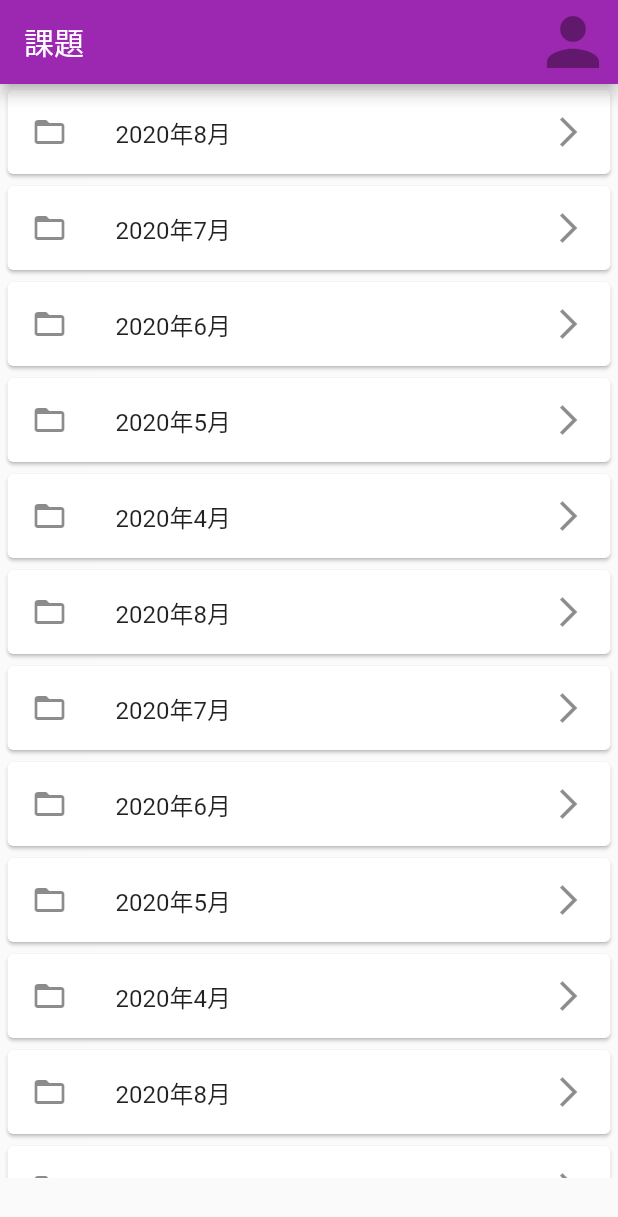
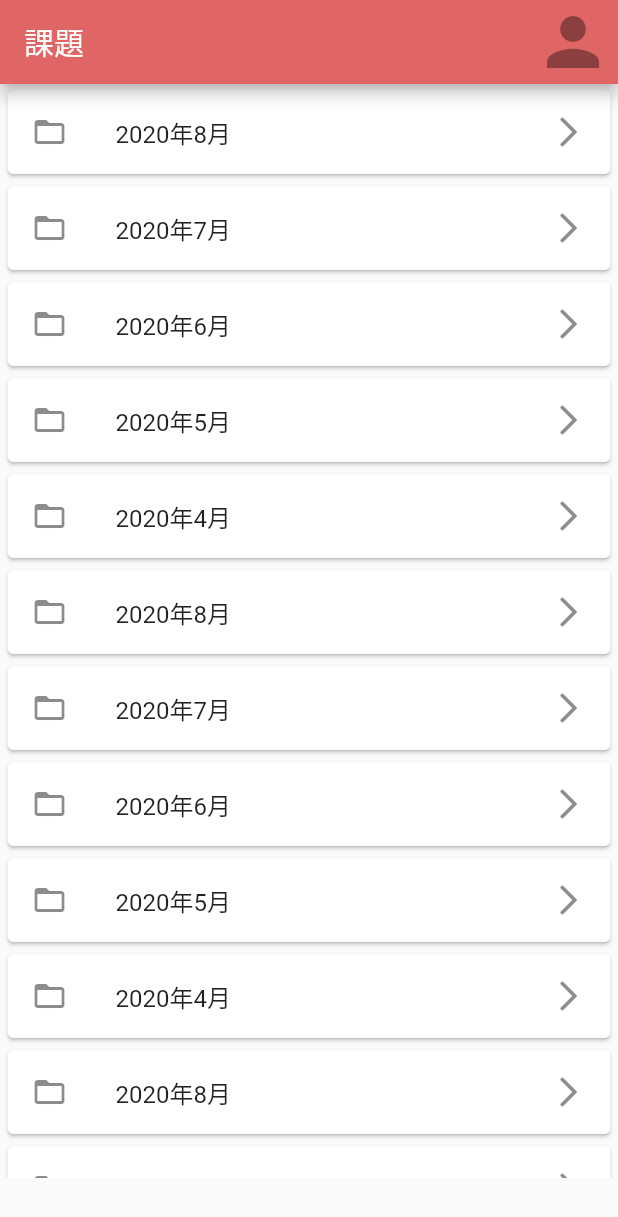
Before and after one commit to nord2sudjp/jumpin, a Flutter app: the screen it shows after launch, on a phone screen of 412 x 824 dp. Shown: the top 1217 px of the screen. Run offline on Flutter 3.47's test engine with Material 2 defaults, Android fonts, the phone set to English and light mode, and no system bars; Roboto replaces fonts that are missing (OpenSans).

Commit message:
import material color

```diff
--- a/lib/main.dart
+++ b/lib/main.dart
@@ -9,13 +9,36 @@ void main() {
 }
 
 class MyApp extends StatelessWidget {
+  static const MaterialColor mcgpalette0 =
+      MaterialColor(_mcgpalette0PrimaryValue, <int, Color>{
+    50: Color(0xFFFBEDED),
+    100: Color(0xFFF6D1D1),
+    200: Color(0xFFF0B3B3),
+    300: Color(0xFFE99494),
+    400: Color(0xFFE57D7D),
+    500: Color(_mcgpalette0PrimaryValue),
+    600: Color(0xFFDC5E5E),
+    700: Color(0xFFD85353),
+    800: Color(0xFFD34949),
+    900: Color(0xFFCB3838),
+  });
+  static const int _mcgpalette0PrimaryValue = 0xFFE06666;
+
+  static const MaterialColor mcgpalette0Accent =
+      MaterialColor(_mcgpalette0AccentValue, <int, Color>{
+    100: Color(0xFFFFFFFF),
+    200: Color(_mcgpalette0AccentValue),
+    400: Color(0xFFFFAFAF),
+    700: Color(0xFFFF9696),
+  });
+  static const int _mcgpalette0AccentValue = 0xFFFFE2E2;
   @override
   Widget build(BuildContext context) {
     return MaterialApp(
       title: 'Jump In!',
       theme: ThemeData(
-        primarySwatch: Colors.purple,
-        accentColor: Colors.amber,
+        primarySwatch: mcgpalette0,
+        accentColor: mcgpalette0Accent,
         fontFamily: 'QuickSand',
         textTheme: ThemeData.light().textTheme.copyWith(
               headline6: TextStyle(
```
